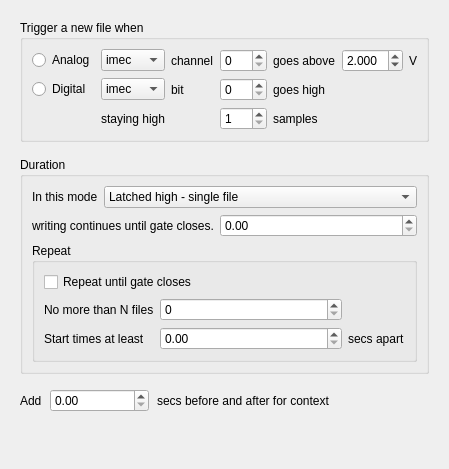
This is Forms/TrigTTLPanel.ui in billkarsh/SpikeGLX as Qt 5 draws it before an edit. The edited form follows.
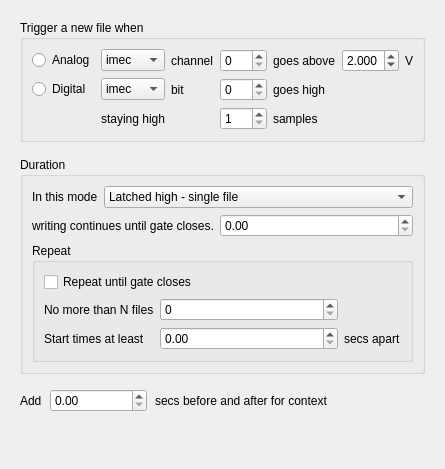
This is the edited form.

```diff
--- a/Forms/TrigTTLPanel.ui
+++ b/Forms/TrigTTLPanel.ui
@@ -96,7 +96,7 @@
          <number>3</number>
         </property>
         <property name="minimum">
-         <double>-5.000000000000000</double>
+         <double>0.000000000000000</double>
         </property>
         <property name="maximum">
          <double>5.000000000000000</double>
```
